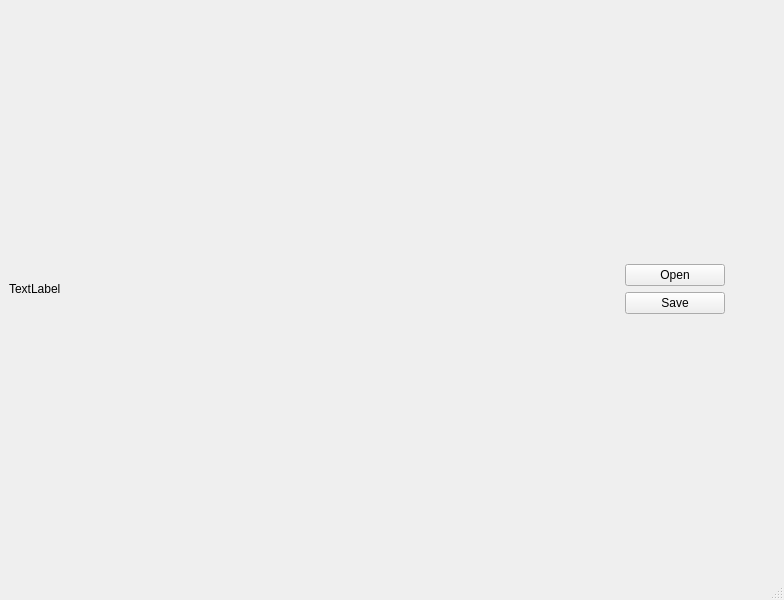
This is src/Mirage/Viewer/Viewer.ui in PlathC/Mirage as Qt 5 draws it before an edit. The edited form follows.
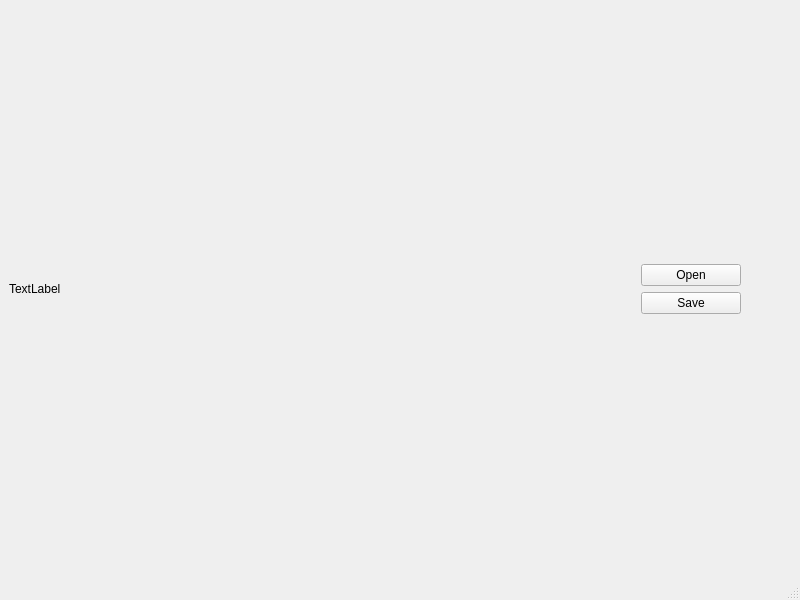
This is the edited form.

Commit message: Fix Ui scaling behaviour.

What changed in the file:
```diff
--- a/src/Mirage/Viewer/Viewer.ui
+++ b/src/Mirage/Viewer/Viewer.ui
@@ -6,10 +6,16 @@
    <rect>
     <x>0</x>
     <y>0</y>
-    <width>784</width>
+    <width>800</width>
     <height>600</height>
    </rect>
   </property>
+  <property name="minimumSize">
+   <size>
+    <width>800</width>
+    <height>600</height>
+   </size>
+  </property>
   <property name="windowTitle">
    <string>Mirage Viewer</string>
   </property>
@@ -17,14 +23,10 @@
    <layout class="QHBoxLayout" name="horizontalLayout">
     <item>
      <layout class="QGridLayout" name="m_layImage">
-      <item row="0" column="0">
-       <widget class="QLabel" name="m_lblImage">
-        <property name="text">
-         <string>TextLabel</string>
-        </property>
-       </widget>
-      </item>
-      <item row="0" column="1">
+      <property name="sizeConstraint">
+       <enum>QLayout::SetMinimumSize</enum>
+      </property>
+      <item row="0" column="2">
        <widget class="QWidget" name="widget" native="true">
         <property name="sizePolicy">
          <sizepolicy hsizetype="Preferred" vsizetype="Preferred">
@@ -78,6 +80,13 @@
         </layout>
        </widget>
       </item>
+      <item row="0" column="1">
+       <widget class="QLabel" name="m_lblImage">
+        <property name="text">
+         <string>TextLabel</string>
+        </property>
+       </widget>
+      </item>
      </layout>
     </item>
    </layout>
```
Left out of the diff: 2 changed lines with no effect on the pictures. The commit also changes 2 other files.
